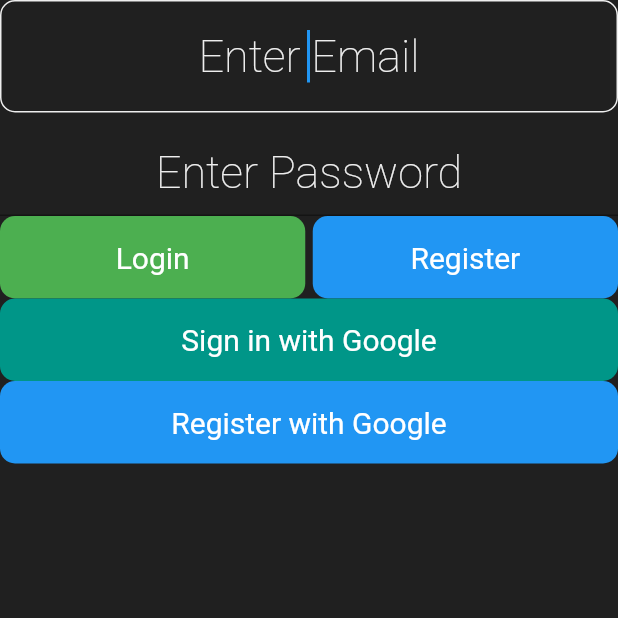
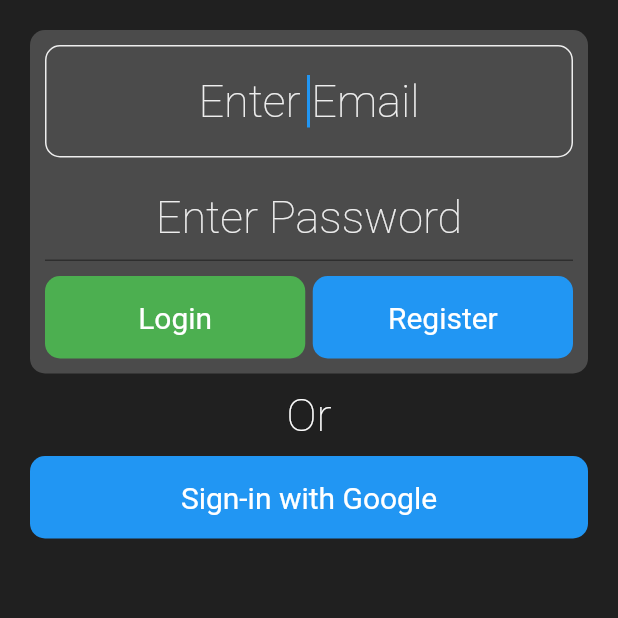
Before and after one commit to nikiforov5000/task_timer, a Flutter app: the screen it shows after launch, on a phone screen of 412 x 824 dp, the top half of it. Run offline on Flutter 3.47's test engine with Material 2 defaults, Android fonts, the phone set to English and light mode, and no system bars; our stand-ins replace firebase_auth, firebase_core, google_sign_in, hive, hive_flutter, pie_chart; missing offline and left inert: duration_picker, random_string_generator; accounts and stored records are empty.

Commit message:
change auth-screen layout

```diff
--- a/lib/screens/auth_screen.dart
+++ b/lib/screens/auth_screen.dart
@@ -25,6 +25,15 @@ class AuthScreen extends StatelessWidget {
       body: Container(
         color: kDarkGreyColor,
         child: SafeArea(
+          child: Padding(
+            padding: const EdgeInsets.only(top: 20.0, left: 20.0, right: 20.0),
+            child: Column(
+              children: [
+                Container(
+                  padding: EdgeInsets.all(10),
+                  decoration: BoxDecoration(
+                      color: kSemiLightGreyColor,
+                      borderRadius: BorderRadius.circular(10)),
                   child: Column(
                     children: [
                       TextField(
@@ -47,7 +56,8 @@ class AuthScreen extends StatelessWidget {
                               )),
                           hintText: 'Enter Email',
                           hintStyle: TextStyle(
-                      color: kLightGreyColor, fontWeight: FontWeight.w100),
+                              color: kLightGreyColor,
+                              fontWeight: FontWeight.w100),
                         ),
                       ),
                       SizedBox(
@@ -75,8 +85,12 @@ class AuthScreen extends StatelessWidget {
                               )),
                           hintText: 'Enter Password',
                           hintStyle: TextStyle(
-                      color: kLightGreyColor, fontWeight: FontWeight.w100),
+                              color: kLightGreyColor,
+                              fontWeight: FontWeight.w100),
                         ),
+                      ),
+                      SizedBox(
+                        height: 10.0,
                       ),
                       Row(
                         children: [
@@ -86,7 +100,8 @@ class AuthScreen extends StatelessWidget {
                             onTap: () async {
                               print(email + ' ' + password);
                               try {
-                        final user = await _auth.signInWithEmailAndPassword(
+                                final user =
+                                    await _auth.signInWithEmailAndPassword(
                                   email: email,
                                   password: password,
                                 );
@@ -123,37 +138,23 @@ class AuthScreen extends StatelessWidget {
                           ),
                         ],
                       ),
-              AddTaskScreenButton(
-                label: 'Sign in with Google',
-                color: Colors.teal,
-                onTap: () async {
-                  try {
-                    final googleUser = await _googleSignIn.signIn();
-                    if (googleUser != null) {
-                      final googleAuth = await googleUser.authentication;
-                      final credential = GoogleAuthProvider.credential(
-                        accessToken: googleAuth.accessToken,
-                        idToken: googleAuth.idToken,
-                      );
-                      await _auth.signInWithCredential(credential);
-                      Navigator.pushNamed(context, TasksScreen.id);
-                    }
-                  } catch (e) {
-                    print('catch:');
-                    print(e);
-                  }
-                }
-                ,
+                    ],
+                  ),
+                ),
+                Padding(
+                  padding: const EdgeInsets.symmetric(vertical: 10),
+                  child: Text(
+                    'Or',
+                    style: kLoginHeaderTextStyle.copyWith(fontSize: 30),
+                  ),
                 ),
                 AddTaskScreenButton(
-                label: 'Register with Google',
+                  label: 'Sign-in with Google',
                   color: Colors.blue,
                   onTap: () async {
                     print('Register with Google');
                     try {
                       final googleUser = await _googleSignIn.signIn();
-                    print('user selected');
-                    print(googleUser);
                       if (googleUser != null) {
                         // Google Sign-In successful, now create user account in Firebase
                         final googleAuth = await googleUser.authentication;
@@ -168,7 +169,8 @@ class AuthScreen extends StatelessWidget {
                         if (userCredential.additionalUserInfo!.isNewUser) {
                           final currentUser = _auth.currentUser;
                           if (currentUser != null) {
-                          await currentUser.updateProfile(displayName: googleUser.displayName);
+                            await currentUser
+                                .updateDisplayName(googleUser.displayName);
                           }
                         }
 
@@ -184,6 +186,7 @@ class AuthScreen extends StatelessWidget {
             ),
           ),
         ),
+      ),
     );
   }
 }
```
Lines whose indentation alone changed are shown as unchanged.
